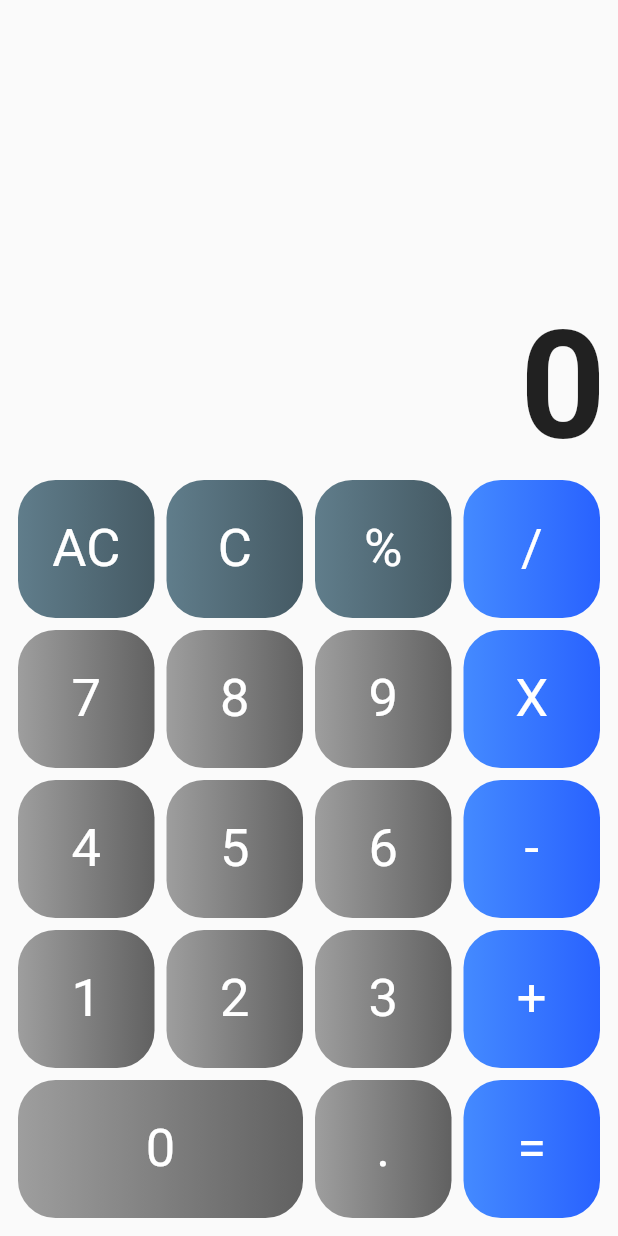
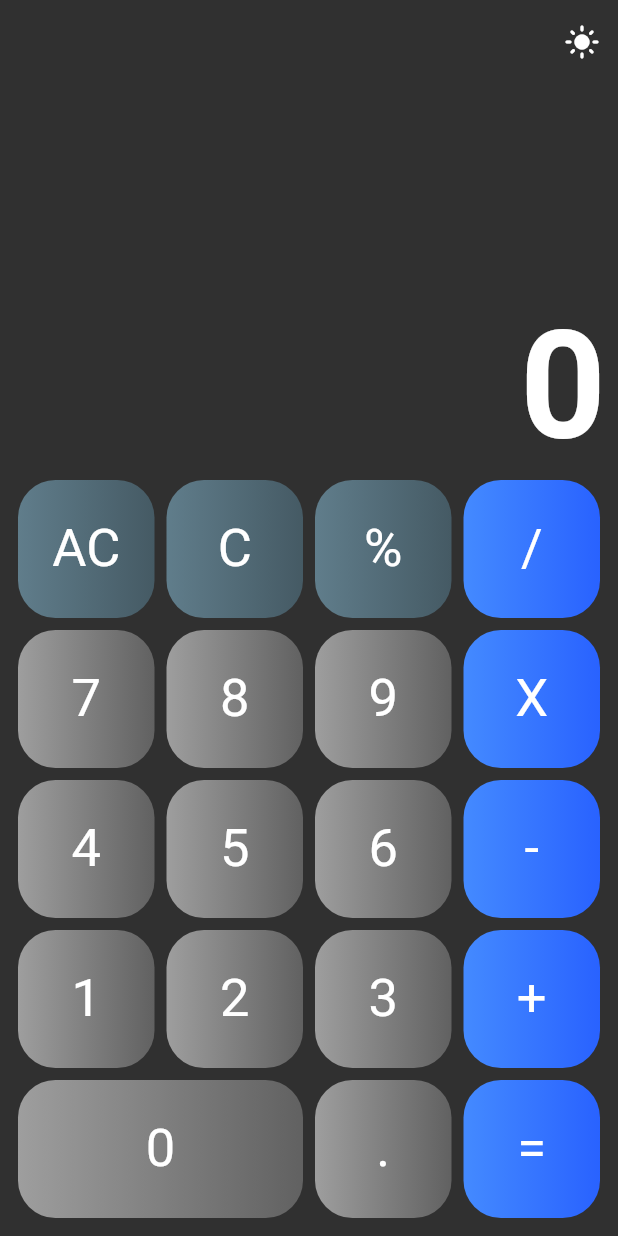
Before and after one commit to rbarbosas/flutter_calc, a Flutter app: the screen it shows after launch, on a phone screen of 412 x 824 dp. Run offline on Flutter 3.47's test engine with Material 2 defaults, Android fonts, the phone set to English and light mode, and no system bars; drawn by our look-alikes of auto_size_text; our stand-ins replace math_expressions, rx_notifier, shared_preferences.

Commit message:
Rafael 020120222324

```diff
--- a/lib/app.controller.dart
+++ b/lib/app.controller.dart
@@ -3,14 +3,14 @@ import 'package:flutter_calc/services/shared.localstorage.dart';
 import 'package:flutter_calc/viewmodel/settings.viewmodel.dart';
 
 class AppController {
-  static final AppController instance = AppController._();
+  static final AppController I = AppController._();
   AppController._() {
-    //settingsViewmodel.init();
+    settingsViewmodel.init();
   }
 
   final SettingsViewmodel settingsViewmodel =
       SettingsViewmodel(SharedLocalStorageService());
 
-  bool get isDark => settingsViewmodel.theme.value;
-  ValueNotifier<bool> get theme => settingsViewmodel.theme;
+  bool get isDark => settingsViewmodel.themeMode.value;
+  ValueNotifier<bool> get theme => settingsViewmodel.themeMode;
 }
--- a/lib/app.dart
+++ b/lib/app.dart
@@ -1,13 +1,26 @@
 import 'package:flutter/material.dart';
+import 'package:flutter_calc/themes/defaultTheme.dart';
 import 'package:flutter_calc/view/calculator.dart';
+import 'package:rx_notifier/rx_notifier.dart';
+
+import 'app.controller.dart';
 
 class App extends StatelessWidget {
   const App({Key? key}) : super(key: key);
 
   @override
   Widget build(BuildContext context) {
-    return const MaterialApp(
-      home: CalculatorPage(),
+    return RxBuilder(
+      builder: (_) {
+        return MaterialApp(
+          debugShowCheckedModeBanner: false,
+          themeMode: !AppController.I.isDark ? ThemeMode.dark : ThemeMode.light,
+          theme: DefaultTheme.light,
+          darkTheme: DefaultTheme.dark,
+          //themeMode: ThemeMode.dark,
+          home: const CalculatorPage(),
+        );
+      },
     );
   }
 }
--- /dev/null
+++ b/lib/themes/defaultTheme.dart
@@ -0,0 +1,11 @@
+import 'package:flutter/material.dart';
+
+class DefaultTheme {
+  static final ThemeData dark = ThemeData(
+    brightness: Brightness.dark,
+  );
+
+  static final ThemeData light = ThemeData(
+    brightness: Brightness.light,
+  );
+}
--- a/lib/view/calculator.dart
+++ b/lib/view/calculator.dart
@@ -1,9 +1,13 @@
 import 'package:auto_size_text/auto_size_text.dart';
 import 'package:flutter/foundation.dart';
 import 'package:flutter/material.dart';
+import 'package:flutter/services.dart';
 import 'package:flutter_calc/view/widgets/calcButton.widget.dart';
 import 'package:flutter_calc/viewmodel/calculator.viewmodel.dart';
 import 'package:rx_notifier/rx_notifier.dart';
+
+import '../app.controller.dart';
+import 'widgets/themeSwitch.widget.dart';
 
 class CalculatorPage extends StatefulWidget {
   const CalculatorPage({Key? key}) : super(key: key);
@@ -18,6 +22,12 @@ class _CalculatorPageState extends State<CalculatorPage> {
   @override
   Widget build(BuildContext context) {
     return Scaffold(
+      appBar: AppBar(
+        systemOverlayStyle: SystemUiOverlayStyle.light,
+        backgroundColor: Colors.transparent,
+        elevation: 0,
+        actions: [const ThemeSwitchButton()],
+      ),
       body: Padding(
         padding: const EdgeInsets.all(8.0),
         child: Column(
--- /dev/null
+++ b/lib/view/widgets/themeSwitch.widget.dart
@@ -0,0 +1,28 @@
+import 'package:flutter/material.dart';
+import 'package:rx_notifier/rx_notifier.dart';
+
+import '../../app.controller.dart';
+
+class ThemeSwitchButton extends StatelessWidget {
+  const ThemeSwitchButton({Key? key}) : super(key: key);
+
+  @override
+  Widget build(BuildContext context) {
+    return RxBuilder(
+      builder: (_) {
+        return IconButton(
+          icon: AppController.I.isDark
+              ? const Icon(Icons.dark_mode, color: Colors.black)
+              : const Icon(
+                  Icons.light_mode,
+                  color: Colors.white,
+                ),
+          onPressed: () {
+            AppController.I.settingsViewmodel
+                .changeTheme(!AppController.I.isDark);
+          },
+        );
+      },
+    );
+  }
+}
--- a/pubspec.yaml
+++ b/pubspec.yaml
@@ -15,7 +15,7 @@ publish_to: 'none' # Remove this line if you wish to publish to pub.dev
 # In iOS, build-name is used as CFBundleShortVersionString while build-number used as CFBundleVersion.
 # Read more about iOS versioning at
 # https://developer.apple.com/library/archive/documentation/General/Reference/InfoPlistKeyReference/Articles/CoreFoundationKeys.html
-version: 0.0.0+1
+version: 0.0.2+0
 
 environment:
   sdk: ">=2.12.0 <3.0.0"
```
Also changed, not shown: lib/viewmodel/settings.viewmodel.dart (+6 -11 lines), 1 other file.
